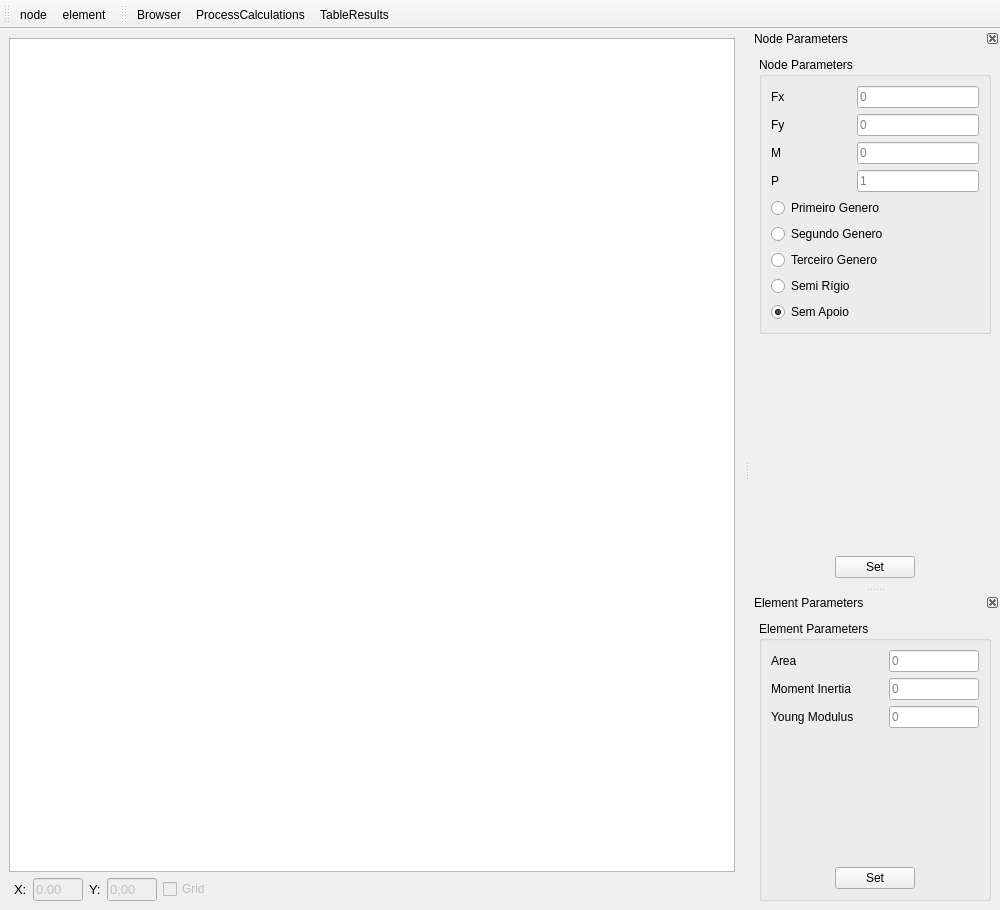
arthurbg951/UVATool, file src/ui/FormUVATool.ui: the form before one commit.
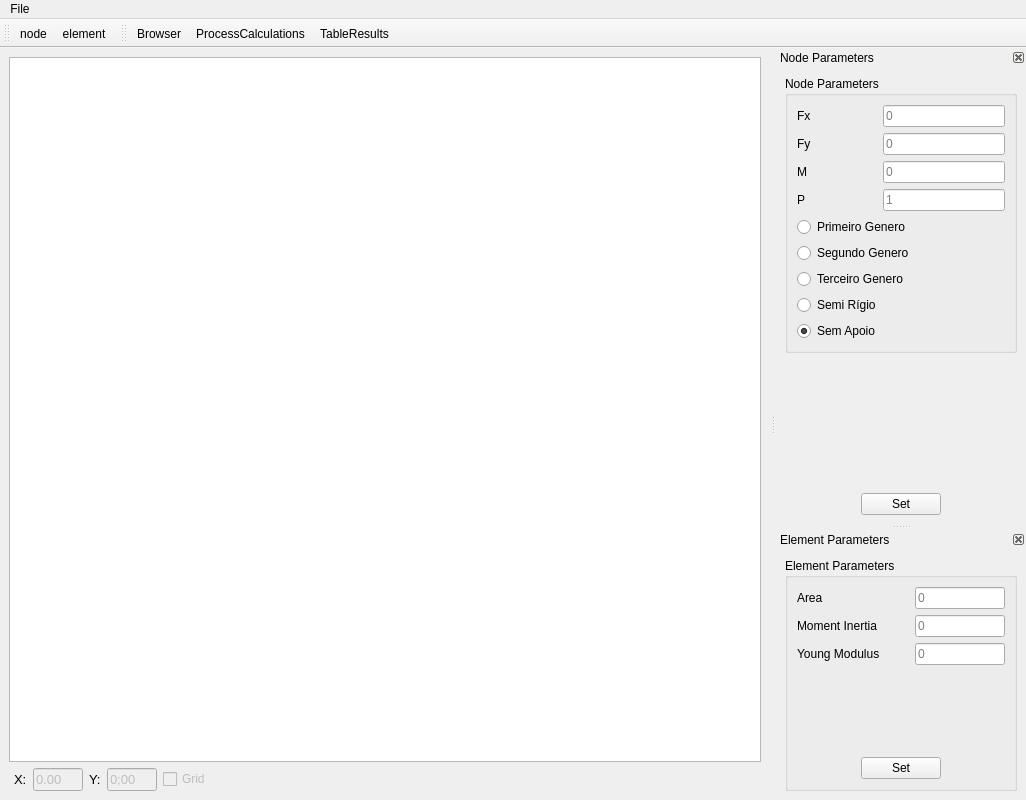
The form after the commit. Icons and pictures are not drawn.

```diff
--- a/src/ui/FormUVATool.ui
+++ b/src/ui/FormUVATool.ui
@@ -6,8 +6,8 @@
    <rect>
     <x>0</x>
     <y>0</y>
-    <width>1000</width>
-    <height>910</height>
+    <width>1026</width>
+    <height>800</height>
    </rect>
   </property>
   <property name="windowTitle">
@@ -597,6 +597,22 @@
     </layout>
    </widget>
   </widget>
+  <widget class="QMenuBar" name="menuBar">
+   <property name="geometry">
+    <rect>
+     <x>0</x>
+     <y>0</y>
+     <width>1026</width>
+     <height>28</height>
+    </rect>
+   </property>
+   <widget class="QMenu" name="menuFile">
+    <property name="title">
+     <string>File</string>
+    </property>
+   </widget>
+   <addaction name="menuFile"/>
+  </widget>
   <action name="ElementAction">
    <property name="checkable">
     <bool>true</bool>
```
Left out of the diff: 4 changed lines with no effect on the pictures.
